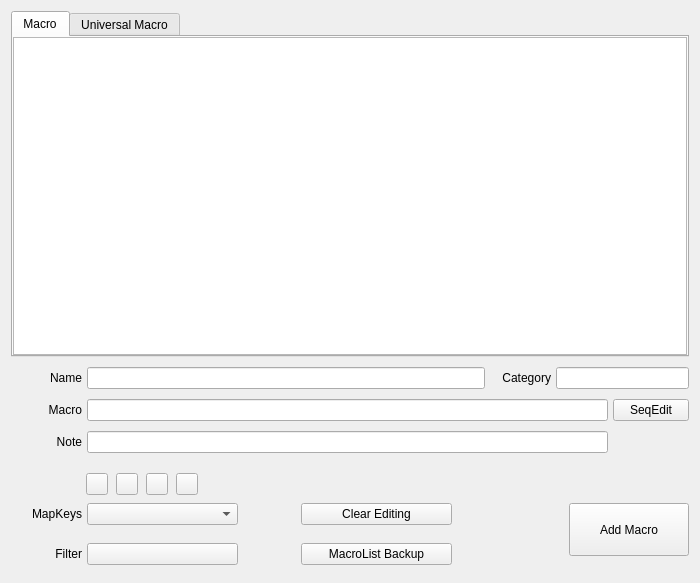
Old version of the form QKeyMapper/qmacrolistdialog.ui in the repository Zalafina/QKeyMapper.
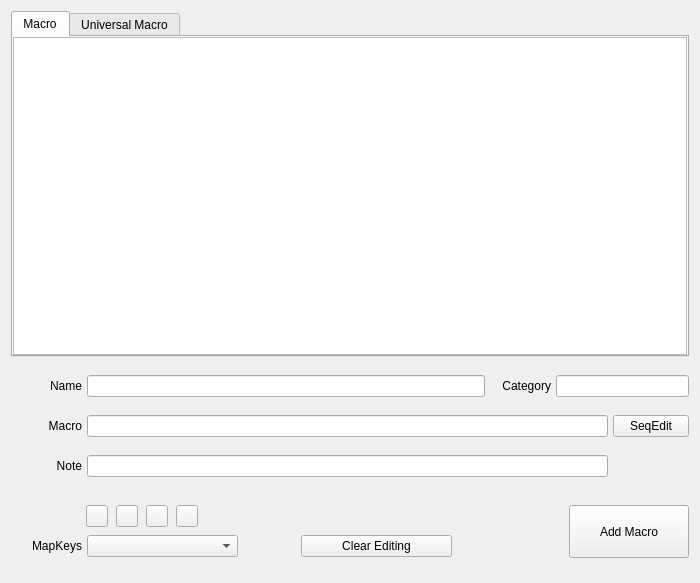
New version of the form. Custom widgets are drawn as their Qt base class.

Commit message: Remove MacroListDialog macroListBackupButton.

```diff
--- a/QKeyMapper/qmacrolistdialog.ui
+++ b/QKeyMapper/qmacrolistdialog.ui
@@ -409,13 +409,13 @@
           <property name="minimumSize">
            <size>
             <width>460</width>
-            <height>116</height>
+            <height>76</height>
            </size>
           </property>
           <property name="maximumSize">
            <size>
             <width>460</width>
-            <height>116</height>
+            <height>76</height>
            </size>
           </property>
           <widget class="QPushButton" name="mapList_SelectKeyboardButton">
@@ -625,22 +625,6 @@
             <enum>Qt::FocusPolicy::ClickFocus</enum>
            </property>
           </widget>
-          <widget class="QLabel" name="categoryFilterLabel">
-           <property name="geometry">
-            <rect>
-             <x>10</x>
-             <y>80</y>
-             <width>61</width>
-             <height>22</height>
-            </rect>
-           </property>
-           <property name="text">
-            <string>Filter</string>
-           </property>
-           <property name="alignment">
-            <set>Qt::AlignmentFlag::AlignRight|Qt::AlignmentFlag::AlignTrailing|Qt::AlignmentFlag::AlignVCenter</set>
-           </property>
-          </widget>
           <widget class="QPushButton" name="clearButton">
            <property name="geometry">
             <rect>
@@ -660,38 +644,6 @@
             <bool>false</bool>
            </property>
           </widget>
-          <widget class="QPushButton" name="macroListBackupButton">
-           <property name="geometry">
-            <rect>
-             <x>290</x>
-             <y>80</y>
-             <width>151</width>
-             <height>22</height>
-            </rect>
-           </property>
-           <property name="focusPolicy">
-            <enum>Qt::FocusPolicy::NoFocus</enum>
-           </property>
-           <property name="text">
-            <string>MacroList Backup</string>
-           </property>
-           <property name="autoDefault">
-            <bool>false</bool>
-           </property>
-          </widget>
-          <widget class="QToolButton" name="categoryFilterToolButton">
-           <property name="geometry">
-            <rect>
-             <x>76</x>
-             <y>80</y>
-             <width>151</width>
-             <height>22</height>
-            </rect>
-           </property>
-           <property name="focusPolicy">
-            <enum>Qt::FocusPolicy::NoFocus</enum>
-           </property>
-          </widget>
           <zorder>mapList_SelectKeyboardButton</zorder>
           <zorder>mapList_SelectFunctionButton</zorder>
           <zorder>mapList_SelectGamepadButton</zorder>
@@ -728,20 +680,20 @@
           <property name="minimumSize">
            <size>
             <width>120</width>
-            <height>116</height>
+            <height>76</height>
            </size>
           </property>
           <property name="maximumSize">
            <size>
             <width>120</width>
-            <height>116</height>
+            <height>76</height>
            </size>
           </property>
           <widget class="QPushButton" name="addMacroButton">
            <property name="geometry">
             <rect>
              <x>0</x>
-             <y>40</y>
+             <y>10</y>
              <width>120</width>
              <height>53</height>
             </rect>
@@ -784,6 +736,11 @@
   </layout>
  </widget>
  <customwidgets>
+  <customwidget>
+   <class>KeyListComboBox</class>
+   <extends>QComboBox</extends>
+   <header>qkeymapper.h</header>
+  </customwidget>
   <customwidget>
    <class>MacroListTabWidget</class>
    <extends>QTabWidget</extends>
@@ -795,11 +752,6 @@
    <extends>QTableWidget</extends>
    <header>qmacrolistdialog.h</header>
   </customwidget>
-  <customwidget>
-   <class>KeyListComboBox</class>
-   <extends>QComboBox</extends>
-   <header>qkeymapper.h</header>
-  </customwidget>
   <customwidget>
    <class>KeyStringLineEdit</class>
    <extends>QLineEdit</extends>
```
Left out of the diff: 3 changed lines with no effect on the pictures. The commit also changes 13 other files.
